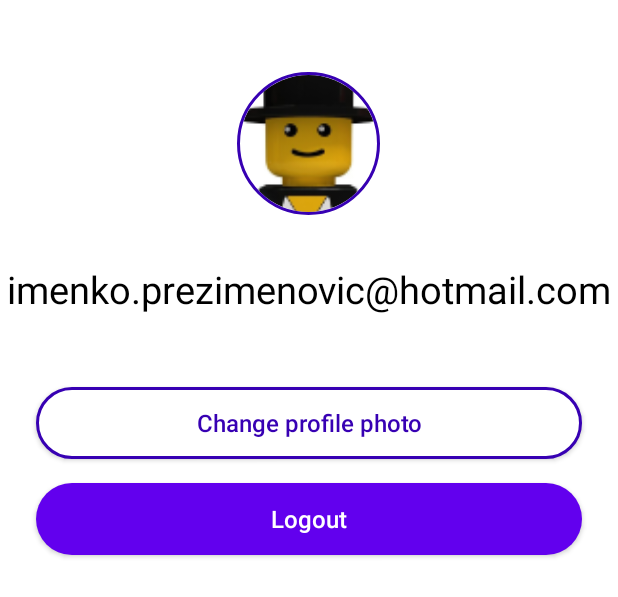
After one commit to KolegaKolega/isa-shows-app-KolegaKolega, an Android app: the layout dialog_user_info.xml on its own in the app's theme, with its tools: preview values and no code run, on a phone screen of 412 x 824 dp. The commit adds this screen. Shown: the top 597 px of the screen. Run offline under Robolectric (Android 15) with nearby library versions, the phone set to English and light mode, and no system bars.

Commit message:
finished homework5, added taking photo and setting new profile photo

```diff
--- a/app/build.gradle
+++ b/app/build.gradle
@@ -45,6 +45,8 @@ dependencies {
     def nav_version = "2.3.5"
     implementation "androidx.navigation:navigation-fragment-ktx:$nav_version"
     implementation "androidx.navigation:navigation-ui-ktx:$nav_version"
+    implementation 'com.github.bumptech.glide:glide:4.12.0'
+    annotationProcessor 'com.github.bumptech.glide:compiler:4.12.0'
 
     implementation 'com.google.android.material:material:1.0.0'
     implementation "org.jetbrains.kotlin:kotlin-stdlib:$kotlin_version"
@@ -53,6 +55,7 @@ dependencies {
     implementation 'com.google.android.material:material:1.4.0'
     implementation "androidx.fragment:fragment-ktx:$fragment_version"
     implementation 'androidx.constraintlayout:constraintlayout:2.0.4'
+    implementation 'de.hdodenhof:circleimageview:3.1.0'
     testImplementation 'junit:junit:4.+'
     androidTestImplementation 'androidx.test.ext:junit:1.1.3'
     androidTestImplementation 'androidx.test.espresso:espresso-core:3.4.0'
--- a/app/src/main/java/com/example/shows_kolegakolega/ShowDetailsFragment.kt
+++ b/app/src/main/java/com/example/shows_kolegakolega/ShowDetailsFragment.kt
@@ -30,7 +30,7 @@ class ShowDetailsFragment : Fragment() {
     // onDestroyView.
     private val binding get() = _binding!!
 
-    val args: ShowDetailsFragmentArgs by navArgs()
+    private val args: ShowDetailsFragmentArgs by navArgs()
 
     private val viewModel: ShowDetailsViewModel by viewModels()
 
@@ -129,7 +129,7 @@ class ShowDetailsFragment : Fragment() {
 
     private fun intBackButton() {
         binding.toolbarBack.setOnClickListener {
-            findNavController().navigate(R.id.details_to_shows)
+            findNavController().navigateUp()
         }
     }
 
--- /dev/null
+++ b/app/src/main/res/drawable/change_profile_photo_button.xml
@@ -0,0 +1,11 @@
+<?xml version="1.0" encoding="utf-8"?>
+<shape xmlns:android="http://schemas.android.com/apk/res/android"
+    android:shape="rectangle">
+
+    <solid android:color="@color/white" />
+
+    <corners android:radius="25dp" />
+
+    <stroke android:width="2dp" android:color="@color/purple_700"/>
+
+</shape>
--- /dev/null
+++ b/app/src/main/res/layout/dialog_user_info.xml
@@ -0,0 +1,59 @@
+<?xml version="1.0" encoding="utf-8"?>
+<LinearLayout xmlns:android="http://schemas.android.com/apk/res/android"
+    xmlns:tools="http://schemas.android.com/tools"
+    xmlns:app="http://schemas.android.com/apk/res-auto"
+    android:orientation="vertical"
+    android:layout_width="match_parent"
+    android:layout_height="match_parent">
+
+
+    <de.hdodenhof.circleimageview.CircleImageView
+        android:id="@+id/profile_photo"
+        android:layout_width="95dp"
+        android:layout_height="95dp"
+        android:src="@drawable/ic_profile_placeholder"
+        app:civ_border_width="2dp"
+        app:civ_border_color="@color/purple_700"
+        android:layout_gravity="center"
+        android:layout_marginTop="48dp"/>
+
+    <TextView
+        android:id="@+id/user_email"
+        android:layout_width="match_parent"
+        android:layout_height="wrap_content"
+        tools:text="imenko.prezimenovic@hotmail.com"
+        android:textColor="@color/black"
+        android:textSize="25sp"
+        android:layout_marginTop="32dp"
+        android:gravity="center"/>
+
+    <androidx.appcompat.widget.AppCompatButton
+        android:id="@+id/change_profile_photo_button"
+        android:layout_width="match_parent"
+        android:layout_height="wrap_content"
+        android:text="@string/change_profile_photo"
+        android:background="@drawable/change_profile_photo_button"
+        android:textColor="@color/purple_700"
+        android:textAllCaps="false"
+        android:textSize="16dp"
+        android:layout_marginTop="48dp"
+        android:layout_marginStart="24dp"
+        android:layout_marginEnd="24dp"
+        />
+
+    <androidx.appcompat.widget.AppCompatButton
+        android:id="@+id/log_out_button"
+        android:layout_width="match_parent"
+        android:layout_height="wrap_content"
+        android:text="@string/logout"
+        android:background="@drawable/rounded_reviwe_button"
+        android:textColor="@color/white"
+        android:textAllCaps="false"
+        android:textSize="16dp"
+        android:layout_marginTop="16dp"
+        android:layout_marginStart="24dp"
+        android:layout_marginEnd="24dp"
+        android:layout_marginBottom="24dp"
+        />
+
+</LinearLayout>
--- a/app/src/main/res/navigation/main.xml
+++ b/app/src/main/res/navigation/main.xml
@@ -25,7 +25,8 @@
         <action
             android:id="@+id/shows_to_login"
             app:destination="@id/login"
-            app:popUpTo="@id/login"/>
+            app:popUpTo="@id/login"
+            app:popUpToInclusive="true"/>
 
         <action
             android:id="@+id/shows_to_details"
--- a/app/src/main/res/values/strings.xml
+++ b/app/src/main/res/values/strings.xml
@@ -7,4 +7,8 @@
     <string name="show_hide_empty_state">Show/hide empty state</string>
     <string name="your_shows_are_not_showing_get_it">Your shows are not showing. Get it?</string>
     <string name="no_reviews_yet">No reviews yet</string>
+    <string name="logout">Logout</string>
+    <string name="change_profile_photo">Change profile photo</string>
+    <string name='no_permission' formatted='false'>Please check your permissions in Settings.</string>
+    <string name='settings' formatted='false'>Settings</string>
 </resources>
--- /dev/null
+++ b/app/src/main/res/xml/file_paths.xml
@@ -0,0 +1,5 @@
+<?xml version="1.0" encoding="utf-8"?>
+<paths>
+    <external-files-path name="avatar_capture"
+        path="/"/>
+</paths>
```
Also changed, not shown: app/src/main/AndroidManifest.xml (+12 -0 lines), app/src/main/java/com/example/shows_kolegakolega/ShowsFragment.kt (+113 -7 lines), app/src/main/java/com/example/shows_kolegakolega/data/FileUtil.kt (added, +86 -0 lines), app/src/main/java/com/example/shows_kolegakolega/data/PremissionExtensions.kt (added, +58 -0 lines), app/src/main/res/layout/activity_shows.xml (+5 -5 lines).
